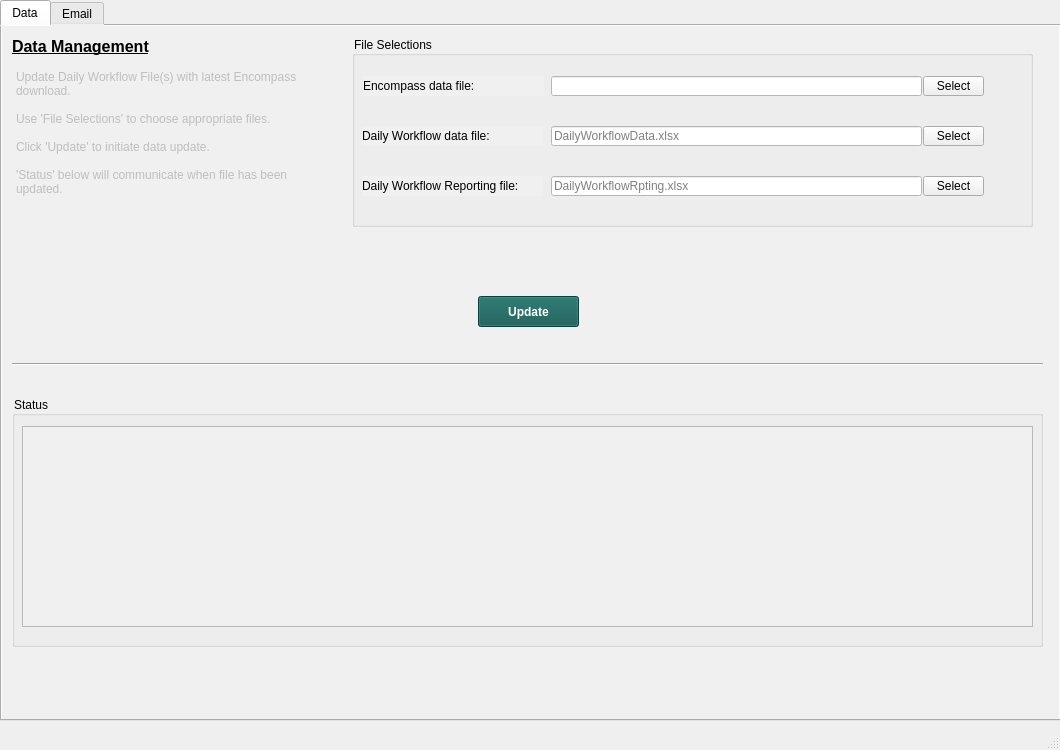
bamessenger/Loan_Workflow, file WorkflowAdmin.ui: the form before one commit.
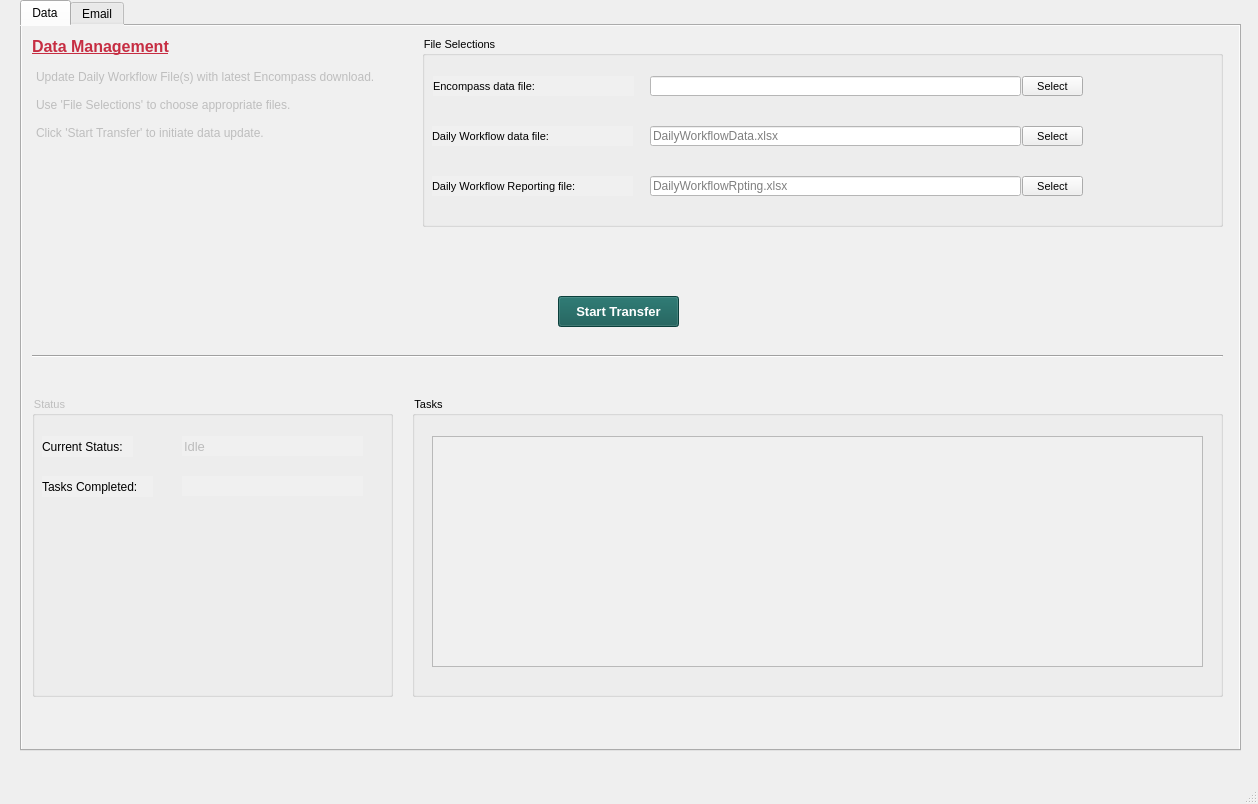
The form after the commit.

Patch:
```diff
--- a/WorkflowAdmin.ui
+++ b/WorkflowAdmin.ui
@@ -7,23 +7,35 @@
    <rect>
     <x>0</x>
     <y>0</y>
-    <width>1060</width>
-    <height>750</height>
+    <width>1258</width>
+    <height>804</height>
    </rect>
   </property>
   <property name="windowTitle">
    <string>Loan Workflow Admin</string>
   </property>
+  <property name="iconSize">
+   <size>
+    <width>40</width>
+    <height>24</height>
+   </size>
+  </property>
   <widget class="QWidget" name="centralwidget">
    <widget class="QTabWidget" name="tabWidget">
     <property name="geometry">
      <rect>
-      <x>0</x>
+      <x>20</x>
       <y>0</y>
-      <width>1061</width>
-      <height>721</height>
+      <width>1221</width>
+      <height>751</height>
      </rect>
     </property>
+    <property name="maximumSize">
+     <size>
+      <width>1221</width>
+      <height>751</height>
+     </size>
+    </property>
     <property name="autoFillBackground">
      <bool>false</bool>
     </property>
@@ -33,9 +45,18 @@
     <property name="tabPosition">
      <enum>QTabWidget::North</enum>
     </property>
+    <property name="tabShape">
+     <enum>QTabWidget::Rounded</enum>
+    </property>
     <property name="currentIndex">
      <number>0</number>
     </property>
+    <property name="iconSize">
+     <size>
+      <width>50</width>
+      <height>16</height>
+     </size>
+    </property>
     <property name="movable">
      <bool>true</bool>
     </property>
@@ -46,12 +67,19 @@
      <widget class="QGroupBox" name="gboxDataFiles">
       <property name="geometry">
        <rect>
-        <x>350</x>
+        <x>400</x>
         <y>10</y>
-        <width>681</width>
+        <width>801</width>
         <height>191</height>
        </rect>
       </property>
+      <property name="font">
+       <font>
+        <pointsize>8</pointsize>
+        <weight>50</weight>
+        <bold>false</bold>
+       </font>
+      </property>
       <property name="styleSheet">
        <string notr="true"/>
       </property>
@@ -61,7 +89,7 @@
       <widget class="QLineEdit" name="lneMstFile">
        <property name="geometry">
         <rect>
-         <x>199</x>
+         <x>228</x>
          <y>40</y>
          <width>371</width>
          <height>20</height>
@@ -74,7 +102,7 @@
       <widget class="QLineEdit" name="lneDlyWrkflwDataFile">
        <property name="geometry">
         <rect>
-         <x>199</x>
+         <x>228</x>
          <y>90</y>
          <width>371</width>
          <height>20</height>
@@ -90,7 +118,7 @@
       <widget class="QPushButton" name="btnMstFileSlct">
        <property name="geometry">
         <rect>
-         <x>571</x>
+         <x>600</x>
          <y>40</y>
          <width>61</width>
          <height>20</height>
@@ -103,7 +131,7 @@
       <widget class="QPushButton" name="btnDlyWrkflwDataSlct">
        <property name="geometry">
         <rect>
-         <x>571</x>
+         <x>600</x>
          <y>90</y>
          <width>61</width>
          <height>20</height>
@@ -118,7 +146,7 @@
         <rect>
          <x>11</x>
          <y>40</y>
-         <width>181</width>
+         <width>201</width>
          <height>20</height>
         </rect>
        </property>
@@ -131,7 +159,7 @@
         <rect>
          <x>10</x>
          <y>90</y>
-         <width>181</width>
+         <width>201</width>
          <height>20</height>
         </rect>
        </property>
@@ -142,7 +170,7 @@
       <widget class="QLineEdit" name="lneDlyWrkflwRptFile">
        <property name="geometry">
         <rect>
-         <x>199</x>
+         <x>228</x>
          <y>140</y>
          <width>371</width>
          <height>20</height>
@@ -160,7 +188,7 @@
         <rect>
          <x>10</x>
          <y>140</y>
-         <width>181</width>
+         <width>201</width>
          <height>20</height>
         </rect>
        </property>
@@ -171,7 +199,7 @@
       <widget class="QPushButton" name="btnDlyWrkflwRptSlct">
        <property name="geometry">
         <rect>
-         <x>571</x>
+         <x>600</x>
          <y>140</y>
          <width>61</width>
          <height>20</height>
@@ -191,26 +219,108 @@
       <zorder>lblDlyWrkflwRptFile</zorder>
       <zorder>btnDlyWrkflwRptSlct</zorder>
      </widget>
-     <widget class="QGroupBox" name="gboxDataStatOut">
+     <widget class="QGroupBox" name="gboxStatus">
+      <property name="enabled">
+       <bool>false</bool>
+      </property>
       <property name="geometry">
        <rect>
         <x>10</x>
         <y>370</y>
-        <width>1031</width>
-        <height>251</height>
+        <width>361</width>
+        <height>301</height>
        </rect>
       </property>
+      <property name="font">
+       <font>
+        <pointsize>8</pointsize>
+        <weight>50</weight>
+        <bold>false</bold>
+       </font>
+      </property>
       <property name="title">
        <string>Status</string>
       </property>
-      <widget class="QTextEdit" name="teDataStatOut">
+      <widget class="QLabel" name="lblCurrStatus">
        <property name="geometry">
         <rect>
          <x>10</x>
-         <y>30</y>
-         <width>1011</width>
-         <height>201</height>
+         <y>40</y>
+         <width>91</width>
+         <height>21</height>
         </rect>
+       </property>
+       <property name="styleSheet">
+        <string notr="true">color: rgb(0, 0, 0);</string>
+       </property>
+       <property name="text">
+        <string>Current Status:</string>
+       </property>
+      </widget>
+      <widget class="QLabel" name="lblTasksCmpl">
+       <property name="geometry">
+        <rect>
+         <x>10</x>
+         <y>80</y>
+         <width>111</width>
+         <height>21</height>
+        </rect>
+       </property>
+       <property name="styleSheet">
+        <string notr="true">color: rgb(0, 0, 0);</string>
+       </property>
+       <property name="text">
+        <string>Tasks Completed:</string>
+       </property>
+      </widget>
+      <widget class="QLineEdit" name="lneCurrStatus">
+       <property name="geometry">
+        <rect>
+         <x>150</x>
+         <y>40</y>
+         <width>181</width>
+         <height>20</height>
+        </rect>
+       </property>
+       <property name="font">
+        <font>
+         <pointsize>10</pointsize>
+         <weight>50</weight>
+         <bold>false</bold>
+        </font>
+       </property>
+       <property name="styleSheet">
+        <string notr="true">color: rgb(135, 135, 135);</string>
+       </property>
+       <property name="frame">
+        <bool>false</bool>
+       </property>
+       <property name="alignment">
+        <set>Qt::AlignLeading|Qt::AlignLeft|Qt::AlignVCenter</set>
+       </property>
+       <property name="placeholderText">
+        <string>Idle</string>
+       </property>
+      </widget>
+      <widget class="QLineEdit" name="lneTasksCmpl">
+       <property name="geometry">
+        <rect>
+         <x>150</x>
+         <y>80</y>
+         <width>181</width>
+         <height>20</height>
+        </rect>
+       </property>
+       <property name="font">
+        <font>
+         <pointsize>10</pointsize>
+        </font>
+       </property>
+       <property name="styleSheet">
+        <string notr="true">color: rgb(0, 0, 0);</string>
+       </property>
+       <property name="frame">
+        <bool>false</bool>
        </property>
       </widget>
      </widget>
@@ -218,9 +328,9 @@
       <property name="geometry">
        <rect>
         <x>10</x>
-        <y>330</y>
-        <width>1031</width>
-        <height>16</height>
+        <y>315</y>
+        <width>1191</width>
+        <height>31</height>
        </rect>
       </property>
       <property name="orientation">
@@ -230,14 +340,15 @@
      <widget class="QPushButton" name="btnDataUpdte">
       <property name="geometry">
        <rect>
-        <x>476</x>
+        <x>536</x>
         <y>270</y>
-        <width>101</width>
+        <width>121</width>
         <height>31</height>
        </rect>
       </property>
       <property name="font">
        <font>
+        <pointsize>10</pointsize>
         <weight>75</weight>
         <bold>true</bold>
        </font>
@@ -247,7 +358,7 @@
 color: rgb(255, 255, 255);</string>
       </property>
       <property name="text">
-       <string>Update</string>
+       <string>Start Transfer</string>
       </property>
      </widget>
      <widget class="QLabel" name="lblDataMgmt">
@@ -267,6 +378,9 @@
         <underline>true</underline>
        </font>
       </property>
+      <property name="styleSheet">
+       <string notr="true">color: rgb(198, 45, 66);</string>
+      </property>
       <property name="text">
        <string>Data Management</string>
       </property>
@@ -279,7 +393,7 @@
        <rect>
         <x>10</x>
         <y>40</y>
-        <width>321</width>
+        <width>371</width>
         <height>151</height>
        </rect>
       </property>
@@ -297,12 +411,59 @@
 
 Use 'File Selections' to choose appropriate files.
 
-Click 'Update' to initiate data update.
+Click 'Start Transfer' to initiate data update.
 
-'Status' below will communicate when file has been updated.</string>
+</string>
       </property>
      </widget>
-     <zorder>gboxDataStatOut</zorder>
+     <widget class="QGroupBox" name="gboxOutput">
+      <property name="geometry">
+       <rect>
+        <x>390</x>
+        <y>370</y>
+        <width>811</width>
+        <height>301</height>
+       </rect>
+      </property>
+      <property name="font">
+       <font>
+        <pointsize>8</pointsize>
+        <weight>50</weight>
+        <bold>false</bold>
+       </font>
+      </property>
+      <property name="title">
+       <string>Tasks</string>
+      </property>
+      <widget class="QTextEdit" name="teDataStatOut">
+       <property name="enabled">
+        <bool>true</bool>
+       </property>
+       <property name="geometry">
+        <rect>
+         <x>20</x>
+         <y>40</y>
+         <width>771</width>
+         <height>231</height>
+        </rect>
+       </property>
+       <property name="font">
+        <font>
+         <pointsize>10</pointsize>
+        </font>
+       </property>
+       <property name="styleSheet">
+        <string notr="true">color: rgb(0, 0, 0);</string>
+       </property>
+       <property name="readOnly">
+        <bool>true</bool>
+       </property>
+       <property name="textInteractionFlags">
+        <set>Qt::NoTextInteraction</set>
+       </property>
+      </widget>
+     </widget>
+     <zorder>gboxStatus</zorder>
      <zorder>gboxDataFiles</zorder>
      <zorder>lineData</zorder>
      <zorder>btnDataUpdte</zorder>
```
Left out of the diff: 44 changed lines with no effect on the pictures.
